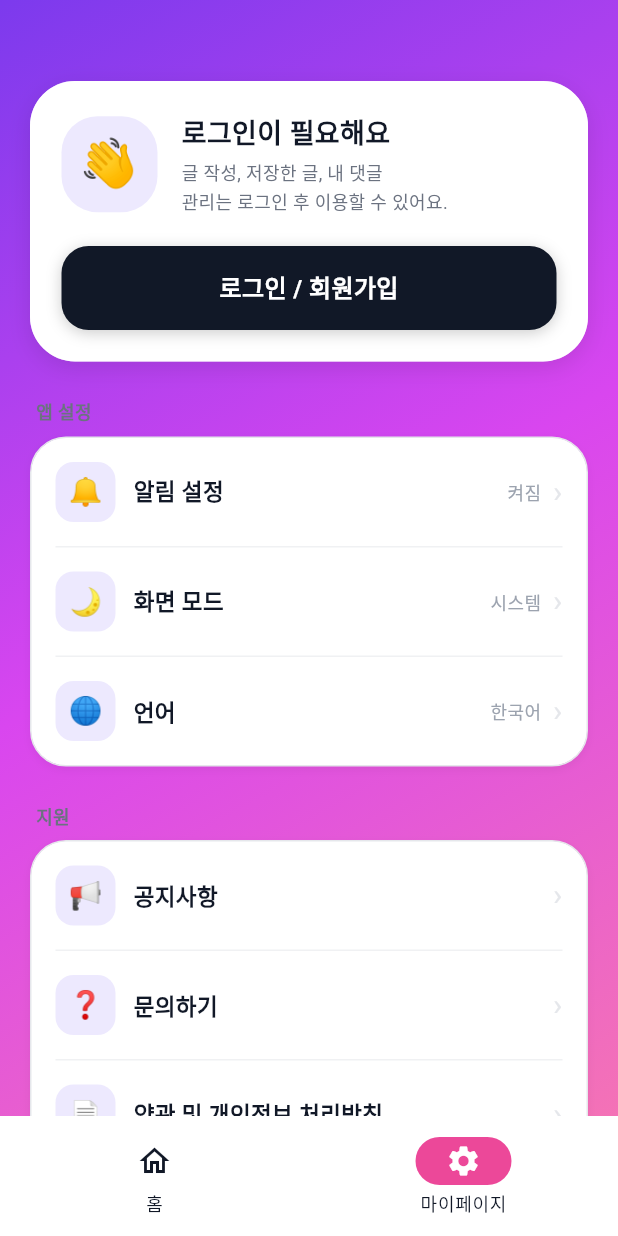
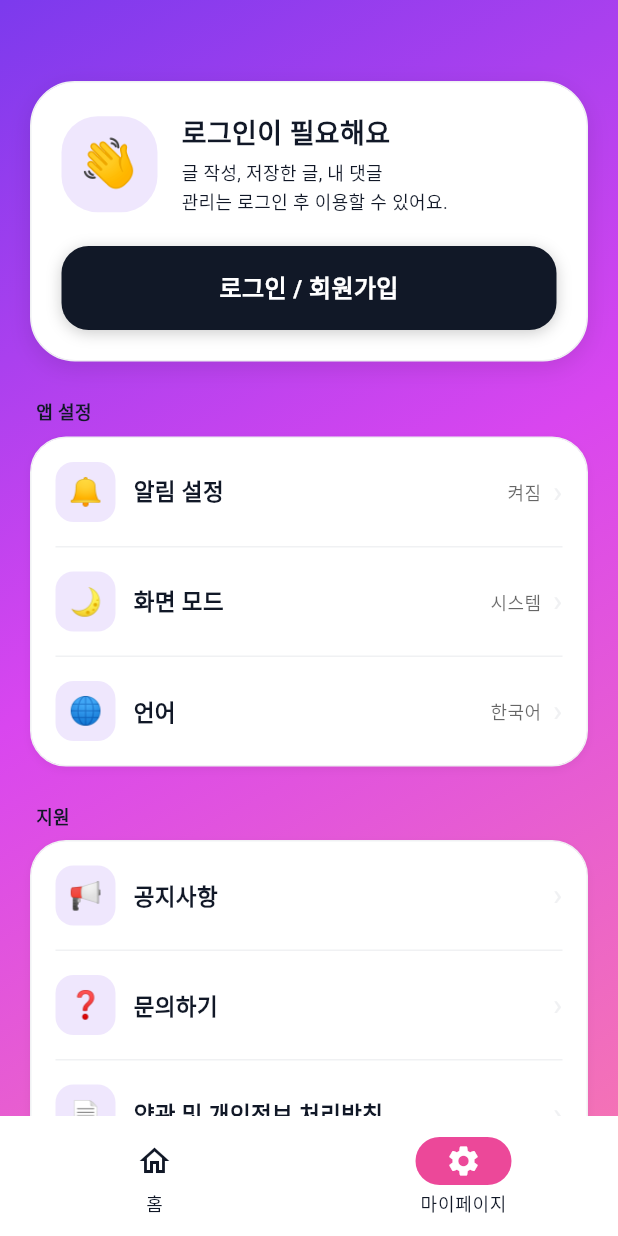
Before and after one commit to kangminchan99/LOOP, a Flutter app: the screen it shows after launch, item 2 of the bottom bar chosen, on a phone screen of 412 x 824 dp. Run offline on Flutter 3.47's test engine with Material 3 defaults, Android fonts, the phone set to English and light mode, and no system bars; our stand-ins replace cached_network_image, dio, equatable, firebase_analytics, firebase_core, firebase_messaging and 10 more; missing offline and left inert: kakao_flutter_sdk_user; accounts and stored records are empty; generated files the repository leaves out were written again; network calls fail; Roboto replaces fonts that are missing (Pretendard).

Commit message:
feat: 테마 적용

```diff
--- a/lib/main.dart
+++ b/lib/main.dart
@@ -9,6 +9,7 @@ import 'package:loop/src/core/localization/locale_provider.dart';
 import 'package:loop/src/core/router/navigator_key.dart';
 import 'package:loop/src/core/router/router.dart';
 import 'package:loop/src/core/styles/app_theme.dart';
+import 'package:loop/src/core/theme/theme_mode_provider.dart';
 import 'package:loop/src/features/auth/presentation/providers/auth_providers.dart';
 import 'package:loop/src/features/notifications/presentation/handlers/notification_navigation_handler.dart';
 
@@ -52,12 +53,13 @@ class _LoopAppState extends ConsumerState<LoopApp> {
   Widget build(BuildContext context) {
     final router = ref.watch(routerProvider);
     final locale = ref.watch(localeProvider);
+    final themeMode = ref.watch(themeModeProvider);
     return MaterialApp.router(
       title: 'Loop',
       scaffoldMessengerKey: snackBarKey,
       theme: lightAppTheme,
       darkTheme: darkAppTheme,
-      themeMode: ThemeMode.system,
+      themeMode: themeMode,
       // 앱에서 지원할 언어 목록
       supportedLocales: AppLocalizations.supportedLocales,
       // flutter 기본 위젯들의 번역 설명
--- a/lib/src/features/comments/presentation/pages/comment_list_page.dart
+++ b/lib/src/features/comments/presentation/pages/comment_list_page.dart
@@ -13,6 +13,7 @@ class CommentListPage extends ConsumerWidget {
 
   @override
   Widget build(BuildContext context, WidgetRef ref) {
+    final theme = Theme.of(context);
     final state = ref.watch(myCommentsProvider);
 
     return DefaultLayout(
@@ -45,7 +46,7 @@ class CommentListPage extends ConsumerWidget {
                 const SizedBox(height: 4),
                 Text(
                   Helpers().formatDate(comment.createdAt),
-                  style: const TextStyle(fontSize: 12, color: Colors.grey),
+                  style: theme.textTheme.bodySmall?.copyWith(fontSize: 12),
                 ),
               ],
             ),
--- a/lib/src/features/notifications/presentation/pages/notifications_page.dart
+++ b/lib/src/features/notifications/presentation/pages/notifications_page.dart
@@ -105,11 +105,12 @@ class _NotificationTile extends StatelessWidget {
 
   @override
   Widget build(BuildContext context) {
+    final colorScheme = Theme.of(context).colorScheme;
     final isUnread = notification.readAt == null;
 
     return ListTile(
       onTap: onTap,
-      tileColor: isUnread ? Colors.blue.withValues(alpha: 0.06) : null,
+      tileColor: isUnread ? colorScheme.primary.withValues(alpha: 0.08) : null,
       title: Text(
         notification.title,
         style: TextStyle(
@@ -117,7 +118,8 @@ class _NotificationTile extends StatelessWidget {
         ),
       ),
       subtitle: Text(notification.body),
-      trailing: isUnread
+      trailing:
+          isUnread
               ? Container(
                 width: 8,
                 height: 8,
--- a/lib/src/features/settings/presentation/pages/setting_page.dart
+++ b/lib/src/features/settings/presentation/pages/setting_page.dart
@@ -16,6 +16,7 @@ import 'package:loop/src/features/settings/presentation/widgets/language_dialog_
 import 'package:loop/src/features/settings/presentation/widgets/setting_login_card_widget.dart';
 import 'package:loop/src/features/settings/presentation/widgets/setting_profile_card_widget.dart';
 import 'package:loop/src/features/settings/presentation/widgets/setting_section_widget.dart';
+import 'package:loop/src/features/settings/presentation/widgets/theme_mode_dialog_widget.dart';
 
 class SettingPage extends ConsumerStatefulWidget {
   const SettingPage({super.key});
@@ -38,8 +39,13 @@ class _SettingPageState extends ConsumerState<SettingPage> {
     showDialog(context: context, builder: (_) => const LanguageDialogWidget());
   }
 
+  void _showThemeModeDialog() {
+    showDialog(context: context, builder: (_) => const ThemeModeDialogWidget());
+  }
+
   @override
   Widget build(BuildContext context) {
+    final theme = Theme.of(context);
     final l10n = AppLocalizations.of(context);
     final loginState = ref.watch(loginProvider);
     final user = loginState.maybeWhen(
@@ -112,6 +118,7 @@ class _SettingPageState extends ConsumerState<SettingPage> {
                         SettingSectionWidget(
                           section: section,
                           onLanguageTap: _showLanguageDialog,
+                          onThemeModeTap: _showThemeModeDialog,
                         ),
                         const SizedBox(height: 24),
                       ],
@@ -151,14 +158,16 @@ class _SettingPageState extends ConsumerState<SettingPage> {
                             height: 56,
                             decoration: BoxDecoration(
                               borderRadius: BorderRadius.circular(18),
-                              color: AppColors.surface,
+                              color: theme.colorScheme.surface,
                               border: Border.all(
                                 color: AppColors.error.withValues(alpha: 0.3),
                                 width: 1,
                               ),
                               boxShadow: [
                                 BoxShadow(
-                                  color: Colors.black.withValues(alpha: 0.05),
+                                  color: theme.shadowColor.withValues(
+                                    alpha: 0.05,
+                                  ),
                                   blurRadius: 4,
                                   offset: const Offset(0, 2),
                                 ),
--- a/lib/src/features/settings/presentation/widgets/setting_item_widget.dart
+++ b/lib/src/features/settings/presentation/widgets/setting_item_widget.dart
@@ -1,5 +1,4 @@
 import 'package:flutter/material.dart';
-import 'package:loop/src/core/styles/app_colors.dart';
 
 class SettingItemWidget extends StatelessWidget {
   final String icon;
@@ -19,6 +18,9 @@ class SettingItemWidget extends StatelessWidget {
 
   @override
   Widget build(BuildContext context) {
+    final theme = Theme.of(context);
+    final colorScheme = theme.colorScheme;
+
     return Column(
       children: [
         GestureDetector(
@@ -32,7 +34,7 @@ class SettingItemWidget extends StatelessWidget {
                   height: 40,
                   decoration: BoxDecoration(
                     borderRadius: BorderRadius.circular(12),
-                    color: AppColors.primaryLight,
+                    color: colorScheme.primary.withValues(alpha: 0.12),
                   ),
                   child: Center(
                     child: Text(icon, style: const TextStyle(fontSize: 18)),
@@ -42,26 +44,23 @@ class SettingItemWidget extends StatelessWidget {
                 Expanded(
                   child: Text(
                     label,
-                    style: const TextStyle(
+                    style: TextStyle(
                       fontSize: 15,
                       fontWeight: FontWeight.w600,
-                      color: AppColors.textPrimary,
+                      color: colorScheme.onSurface,
                     ),
                   ),
                 ),
                 if (value != null && value!.isNotEmpty)
                   Text(
                     value!,
-                    style: const TextStyle(
-                      fontSize: 12,
-                      color: AppColors.textHint,
-                    ),
+                    style: TextStyle(fontSize: 12, color: theme.hintColor),
                   ),
                 if (value != null && value!.isNotEmpty)
                   const SizedBox(width: 8),
-                const Text(
+                Text(
                   '›',
-                  style: TextStyle(fontSize: 20, color: AppColors.border),
+                  style: TextStyle(fontSize: 20, color: theme.dividerColor),
                 ),
               ],
             ),
@@ -70,7 +69,7 @@ class SettingItemWidget extends StatelessWidget {
         if (showDivider)
           Divider(
             height: 1,
-            color: AppColors.divider,
+            color: theme.dividerColor,
             indent: 16,
             endIndent: 16,
           ),
--- a/lib/src/features/settings/presentation/widgets/setting_login_card_widget.dart
+++ b/lib/src/features/settings/presentation/widgets/setting_login_card_widget.dart
@@ -1,6 +1,5 @@
 import 'package:flutter/material.dart';
 import 'package:loop/l10n/app_localizations.dart';
-import 'package:loop/src/core/styles/app_colors.dart';
 
 class SettingLoginCardWidget extends StatelessWidget {
   final VoidCallback? onLoginTap;
@@ -9,16 +8,18 @@ class SettingLoginCardWidget extends StatelessWidget {
 
   @override
   Widget build(BuildContext context) {
+    final theme = Theme.of(context);
+    final colorScheme = theme.colorScheme;
     final l10n = AppLocalizations.of(context);
 
     return Container(
       decoration: BoxDecoration(
         borderRadius: BorderRadius.circular(30),
-        color: AppColors.surface,
-        border: Border.all(color: Colors.white70, width: 1),
+        color: colorScheme.surface,
+        border: Border.all(color: theme.dividerColor, width: 1),
         boxShadow: [
           BoxShadow(
-            color: Colors.black.withValues(alpha: 0.1),
+            color: theme.shadowColor.withValues(alpha: 0.1),
             blurRadius: 12,
             offset: const Offset(0, 4),
           ),
@@ -35,7 +36,7 @@ class SettingLoginCardWidget extends StatelessWidget {
                 height: 64,
                 decoration: BoxDecoration(
                   borderRadius: BorderRadius.circular(24),
-                  color: AppColors.primaryLight,
+                  color: colorScheme.primary.withValues(alpha: 0.12),
                 ),
                 child: const Center(
                   child: Text('👋', style: TextStyle(fontSize: 32)),
@@ -48,10 +49,10 @@ class SettingLoginCardWidget extends StatelessWidget {
                   children: [
                     Text(
                       l10n.settingsLoginRequiredTitle,
-                      style: const TextStyle(
+                      style: TextStyle(
                         fontSize: 18,
                         fontWeight: FontWeight.w900,
-                        color: AppColors.textPrimary,
+                        color: colorScheme.onSurface,
                       ),
                     ),
                     const SizedBox(height: 4),
@@ -59,7 +60,7 @@ class SettingLoginCardWidget extends StatelessWidget {
                       l10n.settingsLoginRequiredDescription,
                       style: TextStyle(
                         fontSize: 12,
-                        color: AppColors.textSecondary,
+                        color: colorScheme.onSurfaceVariant,
                         height: 1.5,
                       ),
                     ),
@@ -75,10 +76,10 @@ class SettingLoginCardWidget extends StatelessWidget {
               height: 56,
               decoration: BoxDecoration(
                 borderRadius: BorderRadius.circular(18),
-                color: AppColors.textPrimary,
+                color: colorScheme.inverseSurface,
                 boxShadow: [
                   BoxShadow(
-                    color: Colors.black.withValues(alpha: 0.2),
+                    color: theme.shadowColor.withValues(alpha: 0.2),
                     blurRadius: 8,
                     offset: const Offset(0, 2),
                   ),
@@ -90,8 +91,7 @@ class SettingLoginCardWidget extends StatelessWidget {
                   style: const TextStyle(
                     fontSize: 16,
                     fontWeight: FontWeight.bold,
-                    color: Colors.white,
-                  ),
+                  ).copyWith(color: colorScheme.onInverseSurface),
                 ),
               ),
             ),
--- a/lib/src/features/settings/presentation/widgets/setting_section_widget.dart
+++ b/lib/src/features/settings/presentation/widgets/setting_section_widget.dart
@@ -13,11 +13,13 @@ import 'setting_item_widget.dart';
 class SettingSectionWidget extends ConsumerWidget {
   final SettingSection section;
   final VoidCallback? onLanguageTap;
+  final VoidCallback? onThemeModeTap;
 
   const SettingSectionWidget({
     super.key,
     required this.section,
     this.onLanguageTap,
+    this.onThemeModeTap,
   });
 
   String _sectionTitle(AppLocalizations l10n, String title) {
@@ -66,6 +68,7 @@ class SettingSectionWidget extends ConsumerWidget {
 
   @override
   Widget build(BuildContext context, WidgetRef ref) {
+    final theme = Theme.of(context);
     final l10n = AppLocalizations.of(context);
     final currentLocale = ref.watch(localeProvider);
 
@@ -79,18 +82,17 @@ class SettingSectionWidget extends ConsumerWidget {
             style: const TextStyle(
               fontSize: 12,
               fontWeight: FontWeight.bold,
-              color: AppColors.textSecondary,
-            ),
+            ).copyWith(color: theme.colorScheme.onSurfaceVariant),
           ),
         ),
         Container(
           decoration: BoxDecoration(
             borderRadius: BorderRadius.circular(24),
-            color: AppColors.surface,
-            border: Border.all(color: AppColors.border, width: 1),
+            color: theme.colorScheme.surface,
+            border: Border.all(color: theme.dividerColor, width: 1),
             boxShadow: [
               BoxShadow(
-                color: Colors.black.withValues(alpha: 0.05),
+                color: theme.shadowColor.withValues(alpha: 0.05),
                 blurRadius: 4,
                 offset: const Offset(0, 2),
               ),
@@ -125,6 +127,9 @@ class SettingSectionWidget extends ConsumerWidget {
                   } else if (item.label == '언어') {
                     onLanguageTap?.call();
                     return;
+                  } else if (item.label == '화면 모드') {
+                    onThemeModeTap?.call();
+                    return;
                   }
 
                   item.onTap?.call();
```
Also changed, not shown: lib/src/core/theme/theme_mode_provider.dart (added, +42 -0 lines), lib/src/features/auth/presentation/pages/sign_up_page.dart (+20 -11 lines), lib/src/features/auth/presentation/widgets/login_card_widget.dart (+12 -8 lines), lib/src/features/auth/presentation/widgets/signup_agreement_widget.dart (+8 -4 lines), lib/src/features/auth/presentation/widgets/signup_input_field_widget.dart (+10 -17 lines), lib/src/features/comments/presentation/widgets/comment_input_widget.dart (+8 -8 lines), lib/src/features/comments/presentation/widgets/comment_item_widget.dart (+10 -3 lines), lib/src/features/post/presentation/pages/board_detail_page.dart (+13 -4 lines), lib/src/features/post/presentation/pages/board_write_page.dart (+21 -15 lines), lib/src/features/post/presentation/widgets/post_card_widget.dart (+11 -16 lines), lib/src/features/settings/presentation/widgets/setting_profile_card_widget.dart (+9 -7 lines), lib/src/features/settings/presentation/widgets/theme_mode_dialog_widget.dart (added, +60 -0 lines). Lines whose indentation alone changed are shown as unchanged.
